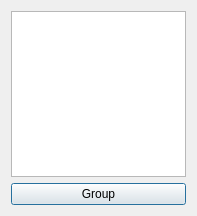
Old version of the form topo-blend/QuickGroup.ui in the repository ialhashim/topo-blend.
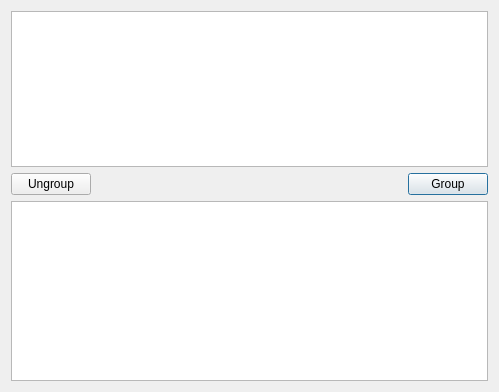
New version of the form. Icons and pictures are not drawn.

Diff of the .ui file:
```diff
--- a/topo-blend/QuickGroup.ui
+++ b/topo-blend/QuickGroup.ui
@@ -6,15 +6,15 @@
    <rect>
     <x>0</x>
     <y>0</y>
-    <width>197</width>
-    <height>216</height>
+    <width>499</width>
+    <height>392</height>
    </rect>
   </property>
   <property name="windowTitle">
    <string>Dialog</string>
   </property>
   <layout class="QGridLayout" name="gridLayout">
-   <item row="3" column="0">
+   <item row="4" column="2">
     <widget class="QPushButton" name="groupButton">
      <property name="text">
       <string>Group</string>
@@ -31,7 +31,27 @@
      </property>
     </widget>
    </item>
-   <item row="0" column="0" rowspan="3">
+   <item row="4" column="1">
+    <spacer name="horizontalSpacer">
+     <property name="orientation">
+      <enum>Qt::Horizontal</enum>
+     </property>
+     <property name="sizeHint" stdset="0">
+      <size>
+       <width>40</width>
+       <height>20</height>
+      </size>
+     </property>
+    </spacer>
+   </item>
+   <item row="4" column="0">
+    <widget class="QPushButton" name="ungroupButton">
+     <property name="text">
+      <string>Ungroup</string>
+     </property>
+    </widget>
+   </item>
+   <item row="0" column="0" rowspan="3" colspan="3">
     <widget class="QListWidget" name="list">
      <property name="alternatingRowColors">
       <bool>true</bool>
@@ -41,6 +61,9 @@
      </property>
     </widget>
    </item>
+   <item row="5" column="0" colspan="3">
+    <widget class="QListWidget" name="curList"/>
+   </item>
   </layout>
  </widget>
  <resources>
```
